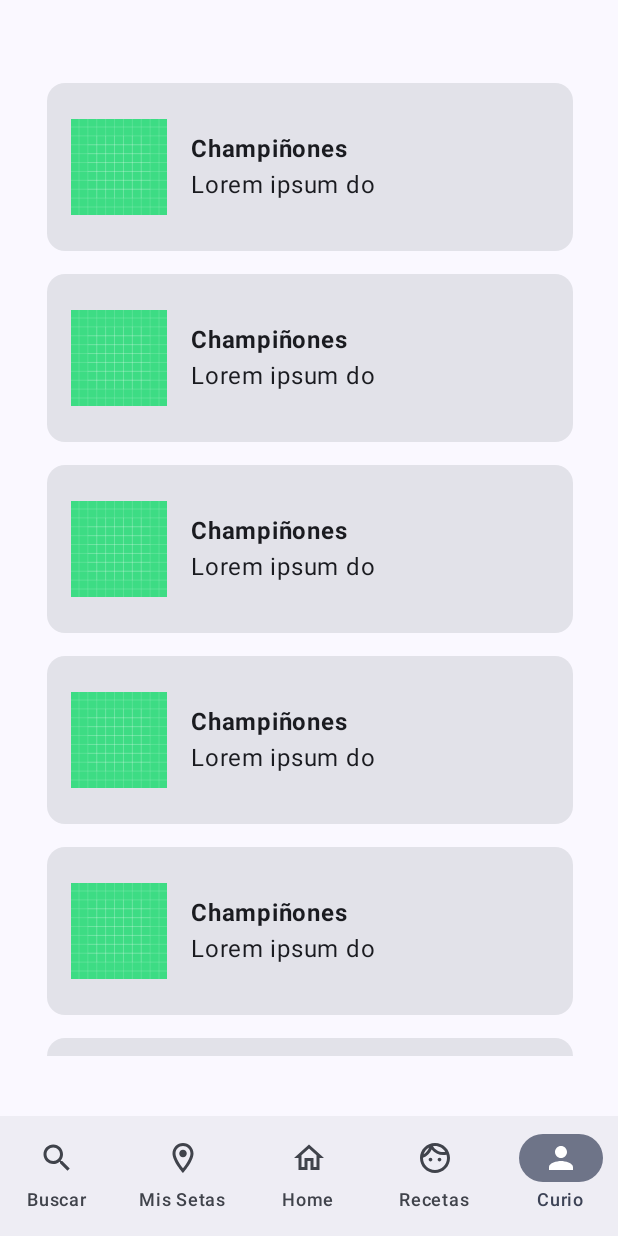
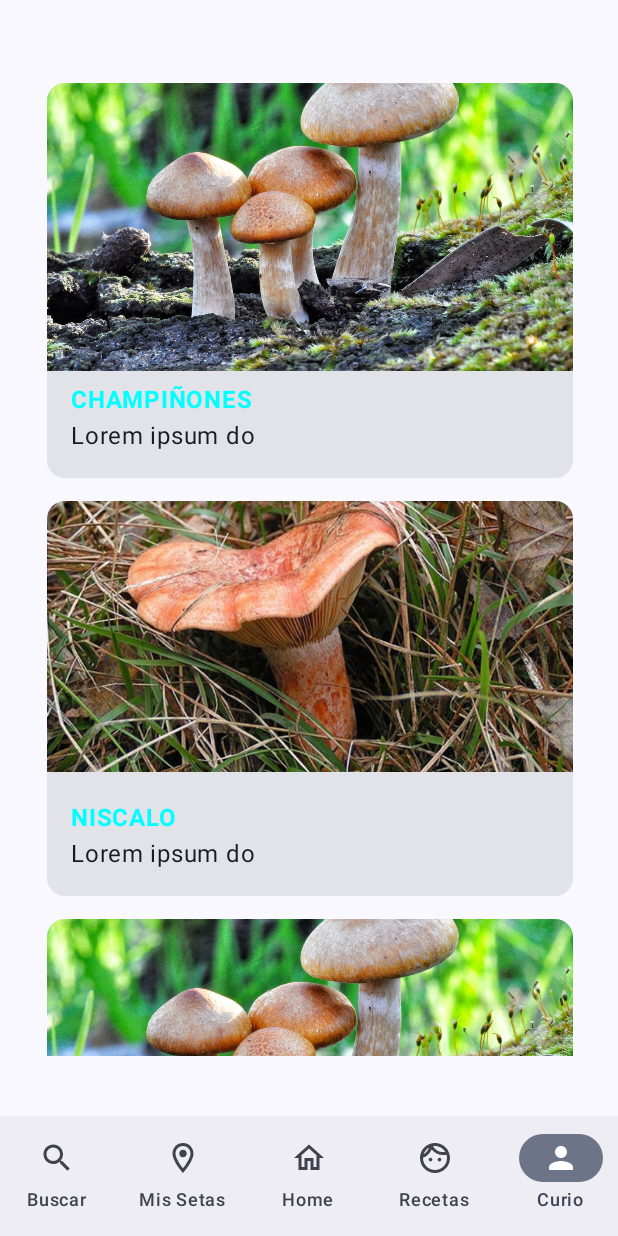
Before and after one commit to Voldwyce/Urfungi, an Android app built with Jetpack Compose: the screen it shows after launch (MainActivity), item 5 of the bottom bar chosen, on a phone screen of 412 x 824 dp. Run offline under Robolectric (Android 15) with nearby library versions, the phone set to English and light mode, and no system bars.

Commit message:
Apartado Curiosidades Modificaciones diseño

```diff
--- a/app/src/main/java/com/example/urfungi/Curiosidades/setas_list_item.kt
+++ b/app/src/main/java/com/example/urfungi/Curiosidades/setas_list_item.kt
@@ -5,10 +5,12 @@ import androidx.compose.foundation.clickable
 import androidx.compose.foundation.layout.Column
 import androidx.compose.foundation.layout.Row
 import androidx.compose.foundation.layout.Spacer
+import androidx.compose.foundation.layout.aspectRatio
 import androidx.compose.foundation.layout.fillMaxWidth
 import androidx.compose.foundation.layout.height
 import androidx.compose.foundation.layout.padding
 import androidx.compose.foundation.layout.size
+import androidx.compose.foundation.shape.RoundedCornerShape
 import androidx.compose.material3.Card
 import androidx.compose.material3.Text
 import androidx.compose.runtime.Composable
@@ -18,6 +20,7 @@ import androidx.compose.runtime.remember
 import androidx.compose.runtime.setValue
 import androidx.compose.ui.Alignment
 import androidx.compose.ui.Modifier
+import androidx.compose.ui.draw.clip
 import androidx.compose.ui.graphics.Color
 import androidx.compose.ui.res.painterResource
 import androidx.compose.ui.text.font.FontWeight
@@ -28,85 +31,85 @@ import kotlin.math.min
 
 val setas = listOf(
     Seta(
-        "Champiñones", R.drawable.ic_launcher_background,
+        "CHAMPIÑONES", R.drawable.champ,
         "Lorem ipsum dolor sit amet, consectetur adipiscing elit. Donec sit amet eros cursus, viverra nibh in, tincidunt justo. Ut pretium a nibh eu feugiat. Quisque lorem ante, accumsan eu tincidunt eget, imperdiet eget felis. Quisque a orci gravida, pellentesque lorem at, consequat quam. Integer non est est. Vestibulum aliquam nulla et massa viverra, non maximus magna consectetur. Nunc non erat id sem condimentum lacinia. Suspendisse id dictum dui, vel hendrerit dolor. Mauris vitae tortor purus. Nulla sit amet ullamcorper risus.",
         "Agaricus bisporus",
         "Otoño"
     ),
     Seta(
-        "Champiñones", R.drawable.ic_launcher_background,
+        "NISCALO ", R.drawable.niscalo,
         "Lorem ipsum dolor sit amet, consectetur adipiscing elit. Donec sit amet eros cursus, viverra nibh in, tincidunt justo. Ut pretium a nibh eu feugiat. Quisque lorem ante, accumsan eu tincidunt eget, imperdiet eget felis. Quisque a orci gravida, pellentesque lorem at, consequat quam. Integer non est est. Vestibulum aliquam nulla et massa viverra, non maximus magna consectetur. Nunc non erat id sem condimentum lacinia. Suspendisse id dictum dui, vel hendrerit dolor. Mauris vitae tortor purus. Nulla sit amet ullamcorper risus.",
         "Agaricus bisporus",
         "Otoño"
     ),
     Seta(
-        "Champiñones", R.drawable.ic_launcher_background,
+        "CHAMPIÑONES", R.drawable.champ,
         "Lorem ipsum dolor sit amet, consectetur adipiscing elit. Donec sit amet eros cursus, viverra nibh in, tincidunt justo. Ut pretium a nibh eu feugiat. Quisque lorem ante, accumsan eu tincidunt eget, imperdiet eget felis. Quisque a orci gravida, pellentesque lorem at, consequat quam. Integer non est est. Vestibulum aliquam nulla et massa viverra, non maximus magna consectetur. Nunc non erat id sem condimentum lacinia. Suspendisse id dictum dui, vel hendrerit dolor. Mauris vitae tortor purus. Nulla sit amet ullamcorper risus.",
         "Agaricus bisporus",
         "Otoño"
     ),
     Seta(
-        "Champiñones", R.drawable.ic_launcher_background,
+        "CHAMPIÑONES", R.drawable.champ,
         "Lorem ipsum dolor sit amet, consectetur adipiscing elit. Donec sit amet eros cursus, viverra nibh in, tincidunt justo. Ut pretium a nibh eu feugiat. Quisque lorem ante, accumsan eu tincidunt eget, imperdiet eget felis. Quisque a orci gravida, pellentesque lorem at, consequat quam. Integer non est est. Vestibulum aliquam nulla et massa viverra, non maximus magna consectetur. Nunc non erat id sem condimentum lacinia. Suspendisse id dictum dui, vel hendrerit dolor. Mauris vitae tortor purus. Nulla sit amet ullamcorper risus.",
         "Agaricus bisporus",
         "Otoño"
     ),
     Seta(
-        "Champiñones", R.drawable.ic_launcher_background,
+        "CHAMPIÑONES", R.drawable.champ,
         "Lorem ipsum dolor sit amet, consectetur adipiscing elit. Donec sit amet eros cursus, viverra nibh in, tincidunt justo. Ut pretium a nibh eu feugiat. Quisque lorem ante, accumsan eu tincidunt eget, imperdiet eget felis. Quisque a orci gravida, pellentesque lorem at, consequat quam. Integer non est est. Vestibulum aliquam nulla et massa viverra, non maximus magna consectetur. Nunc non erat id sem condimentum lacinia. Suspendisse id dictum dui, vel hendrerit dolor. Mauris vitae tortor purus. Nulla sit amet ullamcorper risus.",
         "Agaricus bisporus",
         "Otoño"
     ),
     Seta(
-        "Champiñones", R.drawable.ic_launcher_background,
+        "CHAMPIÑONES", R.drawable.champ,
         "Lorem ipsum dolor sit amet, consectetur adipiscing elit. Donec sit amet eros cursus, viverra nibh in, tincidunt justo. Ut pretium a nibh eu feugiat. Quisque lorem ante, accumsan eu tincidunt eget, imperdiet eget felis. Quisque a orci gravida, pellentesque lorem at, consequat quam. Integer non est est. Vestibulum aliquam nulla et massa viverra, non maximus magna consectetur. Nunc non erat id sem condimentum lacinia. Suspendisse id dictum dui, vel hendrerit dolor. Mauris vitae tortor purus. Nulla sit amet ullamcorper risus.",
         "Agaricus bisporus",
         "Otoño"
     ),
     Seta(
-        "Champiñones", R.drawable.ic_launcher_background,
+        "CHAMPIÑONES", R.drawable.champ,
         "Lorem ipsum dolor sit amet, consectetur adipiscing elit. Donec sit amet eros cursus, viverra nibh in, tincidunt justo. Ut pretium a nibh eu feugiat. Quisque lorem ante, accumsan eu tincidunt eget, imperdiet eget felis. Quisque a orci gravida, pellentesque lorem at, consequat quam. Integer non est est. Vestibulum aliquam nulla et massa viverra, non maximus magna consectetur. Nunc non erat id sem condimentum lacinia. Suspendisse id dictum dui, vel hendrerit dolor. Mauris vitae tortor purus. Nulla sit amet ullamcorper risus.",
         "Agaricus bisporus",
         "Otoño"
     ),
     Seta(
-        "Champiñones", R.drawable.ic_launcher_background,
+        "CHAMPIÑONES", R.drawable.champ,
         "Lorem ipsum dolor sit amet, consectetur adipiscing elit. Donec sit amet eros cursus, viverra nibh in, tincidunt justo. Ut pretium a nibh eu feugiat. Quisque lorem ante, accumsan eu tincidunt eget, imperdiet eget felis. Quisque a orci gravida, pellentesque lorem at, consequat quam. Integer non est est. Vestibulum aliquam nulla et massa viverra, non maximus magna consectetur. Nunc non erat id sem condimentum lacinia. Suspendisse id dictum dui, vel hendrerit dolor. Mauris vitae tortor purus. Nulla sit amet ullamcorper risus.",
         "Agaricus bisporus",
         "Otoño"
     ),
     Seta(
-        "Champiñones", R.drawable.ic_launcher_background,
+        "CHAMPIÑONES", R.drawable.champ,
         "Lorem ipsum dolor sit amet, consectetur adipiscing elit. Donec sit amet eros cursus, viverra nibh in, tincidunt justo. Ut pretium a nibh eu feugiat. Quisque lorem ante, accumsan eu tincidunt eget, imperdiet eget felis. Quisque a orci gravida, pellentesque lorem at, consequat quam. Integer non est est. Vestibulum aliquam nulla et massa viverra, non maximus magna consectetur. Nunc non erat id sem condimentum lacinia. Suspendisse id dictum dui, vel hendrerit dolor. Mauris vitae tortor purus. Nulla sit amet ullamcorper risus.",
         "Agaricus bisporus",
         "Otoño"
     ),
     Seta(
-        "Champiñones", R.drawable.ic_launcher_background,
+        "CHAMPIÑONES", R.drawable.champ,
         "Lorem ipsum dolor sit amet, consectetur adipiscing elit. Donec sit amet eros cursus, viverra nibh in, tincidunt justo. Ut pretium a nibh eu feugiat. Quisque lorem ante, accumsan eu tincidunt eget, imperdiet eget felis. Quisque a orci gravida, pellentesque lorem at, consequat quam. Integer non est est. Vestibulum aliquam nulla et massa viverra, non maximus magna consectetur. Nunc non erat id sem condimentum lacinia. Suspendisse id dictum dui, vel hendrerit dolor. Mauris vitae tortor purus. Nulla sit amet ullamcorper risus.",
         "Agaricus bisporus",
         "Otoño"
     ),
     Seta(
-        "Champiñones", R.drawable.ic_launcher_background,/*R.drawable.seta1*/
+        "CHAMPIÑONES", R.drawable.champ,
         "Lorem ipsum dolor sit amet, consectetur adipiscing elit. Donec sit amet eros cursus, viverra nibh in, tincidunt justo. Ut pretium a nibh eu feugiat. Quisque lorem ante, accumsan eu tincidunt eget, imperdiet eget felis. Quisque a orci gravida, pellentesque lorem at, consequat quam. Integer non est est. Vestibulum aliquam nulla et massa viverra, non maximus magna consectetur. Nunc non erat id sem condimentum lacinia. Suspendisse id dictum dui, vel hendrerit dolor. Mauris vitae tortor purus. Nulla sit amet ullamcorper risus.",
         "Agaricus bisporus",
         "Otoño"
     ),
     Seta(
-        "Champiñones", R.drawable.ic_launcher_background,
+        "CHAMPIÑONES", R.drawable.champ,
         "Lorem ipsum dolor sit amet, consectetur adipiscing elit. Donec sit amet eros cursus, viverra nibh in, tincidunt justo. Ut pretium a nibh eu feugiat. Quisque lorem ante, accumsan eu tincidunt eget, imperdiet eget felis. Quisque a orci gravida, pellentesque lorem at, consequat quam. Integer non est est. Vestibulum aliquam nulla et massa viverra, non maximus magna consectetur. Nunc non erat id sem condimentum lacinia. Suspendisse id dictum dui, vel hendrerit dolor. Mauris vitae tortor purus. Nulla sit amet ullamcorper risus.",
         "Agaricus bisporus",
         "Otoño"
     ),
     Seta(
-        "Champiñones", R.drawable.ic_launcher_background,
+        "CHAMPIÑONES", R.drawable.champ,
         "Lorem ipsum dolor sit amet, consectetur adipiscing elit. Donec sit amet eros cursus, viverra nibh in, tincidunt justo. Ut pretium a nibh eu feugiat. Quisque lorem ante, accumsan eu tincidunt eget, imperdiet eget felis. Quisque a orci gravida, pellentesque lorem at, consequat quam. Integer non est est. Vestibulum aliquam nulla et massa viverra, non maximus magna consectetur. Nunc non erat id sem condimentum lacinia. Suspendisse id dictum dui, vel hendrerit dolor. Mauris vitae tortor purus. Nulla sit amet ullamcorper risus.",
         "Agaricus bisporus",
         "Otoño"
     ),
     Seta(
-        "Champiñones", R.drawable.ic_launcher_background,
+        "CHAMPIÑONES", R.drawable.champ,
         "Lorem ipsum dolor sit amet, consectetur adipiscing elit. Donec sit amet eros cursus, viverra nibh in, tincidunt justo. Ut pretium a nibh eu feugiat. Quisque lorem ante, accumsan eu tincidunt eget, imperdiet eget felis. Quisque a orci gravida, pellentesque lorem at, consequat quam. Integer non est est. Vestibulum aliquam nulla et massa viverra, non maximus magna consectetur. Nunc non erat id sem condimentum lacinia. Suspendisse id dictum dui, vel hendrerit dolor. Mauris vitae tortor purus. Nulla sit amet ullamcorper risus.",
         "Agaricus bisporus",
         "Otoño"
@@ -124,45 +127,61 @@ fun SetasListItem(seta: Seta, onItemClick: () -> Unit) {
             .padding(15.dp, 15.dp, 30.dp)
             .clickable { onItemClick(); isExpanded = !isExpanded }
     ) {
+        Column(
+            modifier = Modifier
+                .fillMaxWidth()
+        ) {
+            Image(
+                painter = painterResource(id = seta.imagenResId),
+                contentDescription = null,
+                modifier = Modifier
+                    .fillMaxWidth()
+                    .height(150.dp)
+                    .aspectRatio(1f)
+                    .clip(
+                        RoundedCornerShape(
+                            topStart = 12.dp,
+                            topEnd = 12.dp,
+                            bottomEnd = 0.dp,
+                            bottomStart = 0.dp
+                        )
+                    )
+            )
+
+            Spacer(modifier = Modifier.height(8.dp))
+
             Row(
                 modifier = Modifier
                     .fillMaxWidth()
                     .padding(16.dp),
                 verticalAlignment = Alignment.CenterVertically
             ) {
-            Image(
-                painter = painterResource(id = R.drawable.ic_launcher_background),
-                contentDescription = null,
-                modifier = Modifier
-                    .size(80.dp)
-                    .padding(end = 16.dp)
-            )
                 Column {
-                Text(text = seta.nombre, fontWeight = FontWeight.Bold)
-                // Lógica para mostrar solo una parte del texto si no está expandido
+                    Spacer(modifier = Modifier.height(25.dp))
+                    Text(text = seta.nombre, fontWeight = FontWeight.Bold, color = Color.Cyan)
                     if (!isExpanded) {
                         Text(text = seta.descripcion.substring(0, min(14, seta.descripcion.length)))
                     } else {
-                    // Si está expandido, muestra todo el texto
                         Spacer(modifier = Modifier.height(12.dp))
                         Text(
                             text = "Descripción",
                             fontWeight = FontWeight.Bold,
-                        color = Color.Black
+                            color = Color.Cyan
                         )
                         Text(text = seta.descripcion, textAlign = TextAlign.Justify)
                         Spacer(modifier = Modifier.height(12.dp))
                         Text(
                             text = "Nombre cientifico",
                             fontWeight = FontWeight.Bold,
-                        color = Color.Black
+                            color = Color.Cyan
                         )
                         Text(text = seta.nombrecientifico)
                         Spacer(modifier = Modifier.height(12.dp))
-                    Text(text = "Estación", fontWeight = FontWeight.Bold, color = Color.Black)
+                        Text(text = "Estación", fontWeight = FontWeight.Bold, color = Color.Cyan)
                         Text(text = seta.estacion)
                     }
                 }
             }
         }
     }
+}
--- a/app/src/main/java/com/example/urfungi/MainActivity.kt
+++ b/app/src/main/java/com/example/urfungi/MainActivity.kt
@@ -270,5 +270,4 @@ class MainActivity : ComponentActivity() {
             }
         }
     }
-
 }
```
Also changed, not shown: app/src/main/java/com/example/urfungi/Destino.kt (+4 -4 lines), app/src/main/res/drawable/champ.jpg (added), app/src/main/res/drawable/niscalo.jpg (added). Lines whose indentation alone changed are shown as unchanged.
